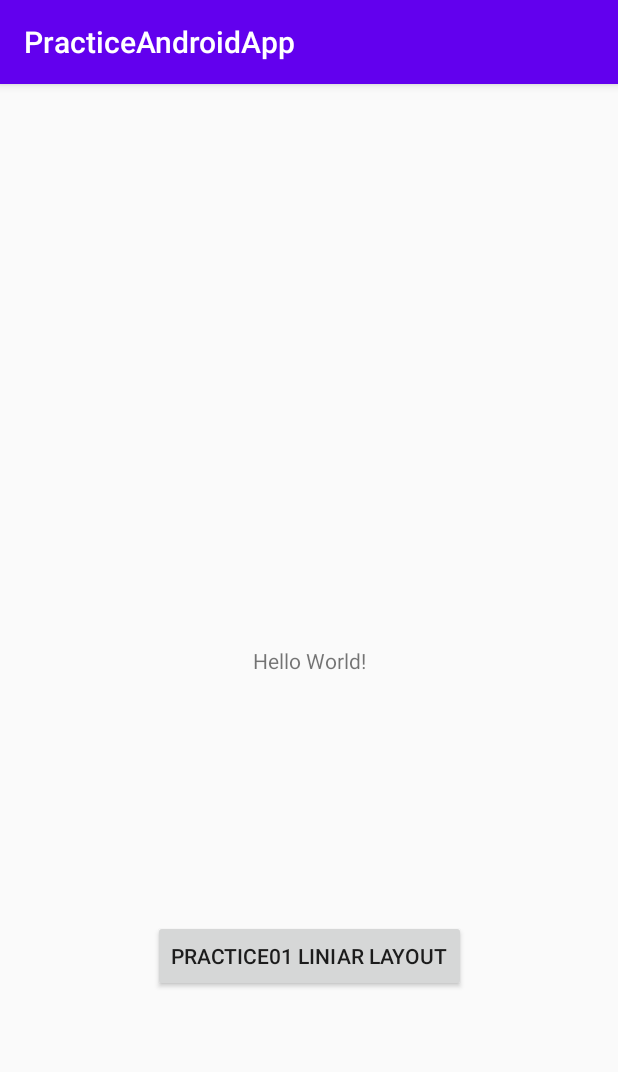
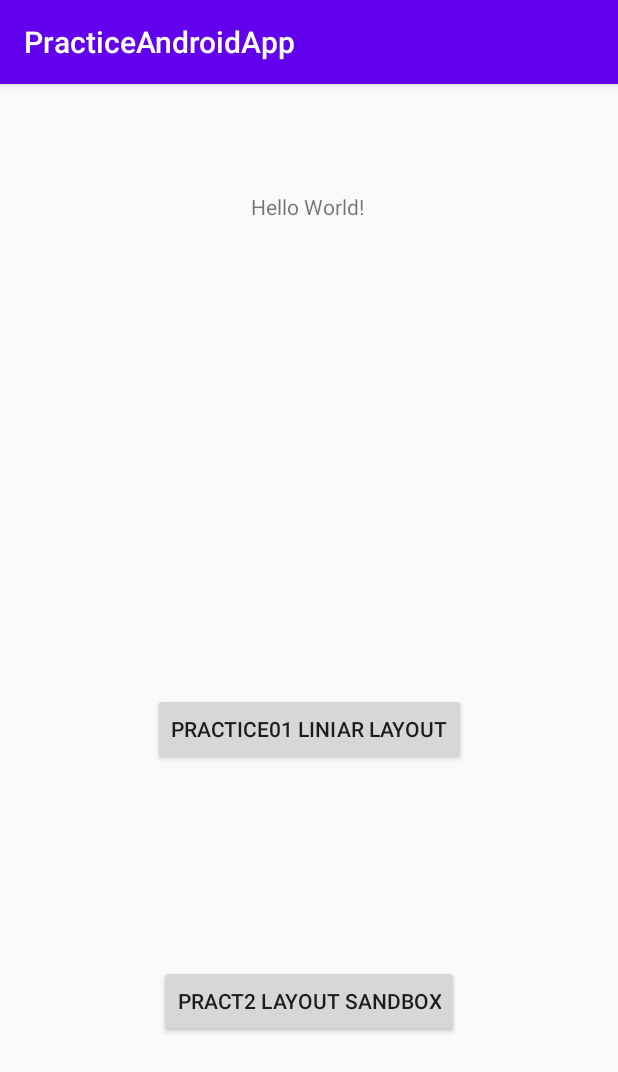
Before and after one commit to KnightOrKnave/AndroidPractice, an Android app: the screen it shows after launch (MainActivity), on a phone screen of 412 x 824 dp. Shown: the top 1072 px of the screen. Run offline under Robolectric (Android 15) with nearby library versions, the phone set to English and light mode, and no system bars.

Commit message:
add pract2 Linear sandbox

```diff
--- a/app/src/main/AndroidManifest.xml
+++ b/app/src/main/AndroidManifest.xml
@@ -9,7 +9,8 @@
         android:roundIcon="@mipmap/ic_launcher_round"
         android:supportsRtl="true"
         android:theme="@style/AppTheme">
-        <activity android:name=".Pract1Activity"></activity>
+        <activity android:name=".Pract2Activity"></activity>
+        <activity android:name=".Pract1Activity" />
         <activity android:name=".MainActivity">
             <intent-filter>
                 <action android:name="android.intent.action.MAIN" />
--- a/app/src/main/res/layout/activity_main.xml
+++ b/app/src/main/res/layout/activity_main.xml
@@ -13,9 +13,11 @@
         android:layout_height="wrap_content"
         android:text="Hello World!"
         app:layout_constraintBottom_toBottomOf="parent"
+        app:layout_constraintHorizontal_bias="0.498"
         app:layout_constraintLeft_toLeftOf="parent"
         app:layout_constraintRight_toRightOf="parent"
-        app:layout_constraintTop_toTopOf="parent" />
+        app:layout_constraintTop_toTopOf="parent"
+        app:layout_constraintVertical_bias="0.096" />
 
     <Button
         android:id="@+id/button1"
@@ -27,4 +29,14 @@
         app:layout_constraintStart_toStartOf="parent"
         app:layout_constraintTop_toBottomOf="@+id/textView" />
 
+    <Button
+        android:id="@+id/button2"
+        android:layout_width="wrap_content"
+        android:layout_height="wrap_content"
+        android:text="pract2 Layout Sandbox"
+        app:layout_constraintBottom_toBottomOf="parent"
+        app:layout_constraintEnd_toEndOf="parent"
+        app:layout_constraintStart_toStartOf="parent"
+        app:layout_constraintTop_toBottomOf="@+id/button1" />
+
 </androidx.constraintlayout.widget.ConstraintLayout>
```
Also changed, not shown: app/src/main/java/com/example/practiceandroidapp/MainActivity.kt (+9 -0 lines), app/src/main/java/com/example/practiceandroidapp/Pract2Activity.kt (added, +12 -0 lines), app/src/main/res/layout/activity_pract2.xml (added, +40 -0 lines).
